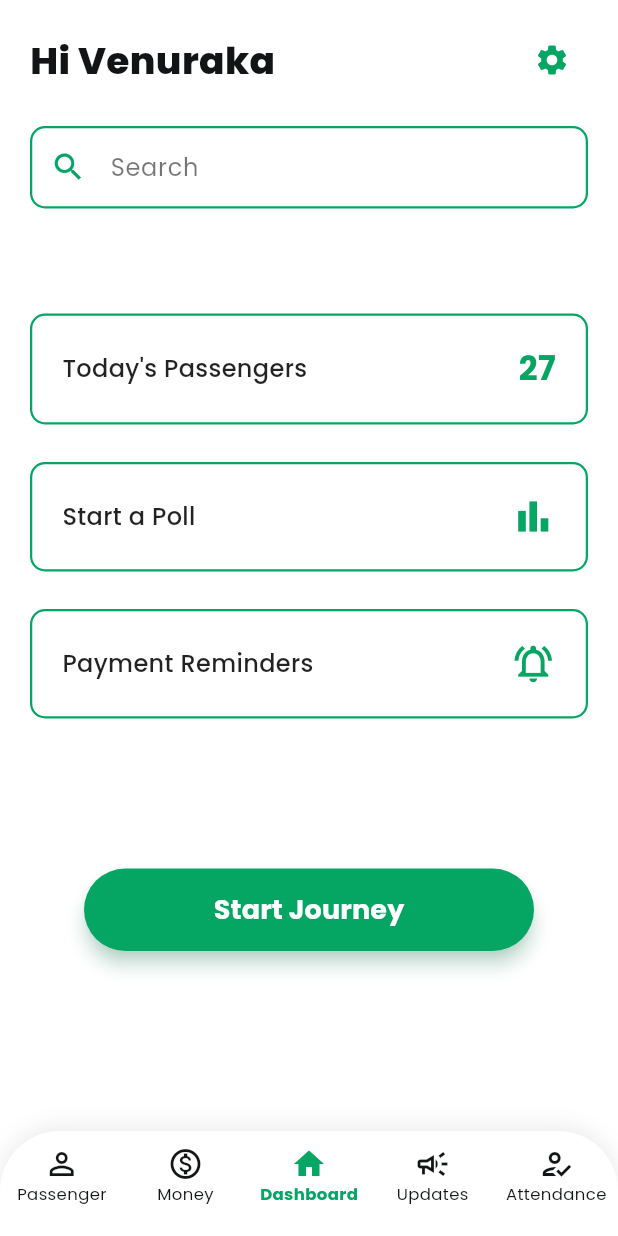
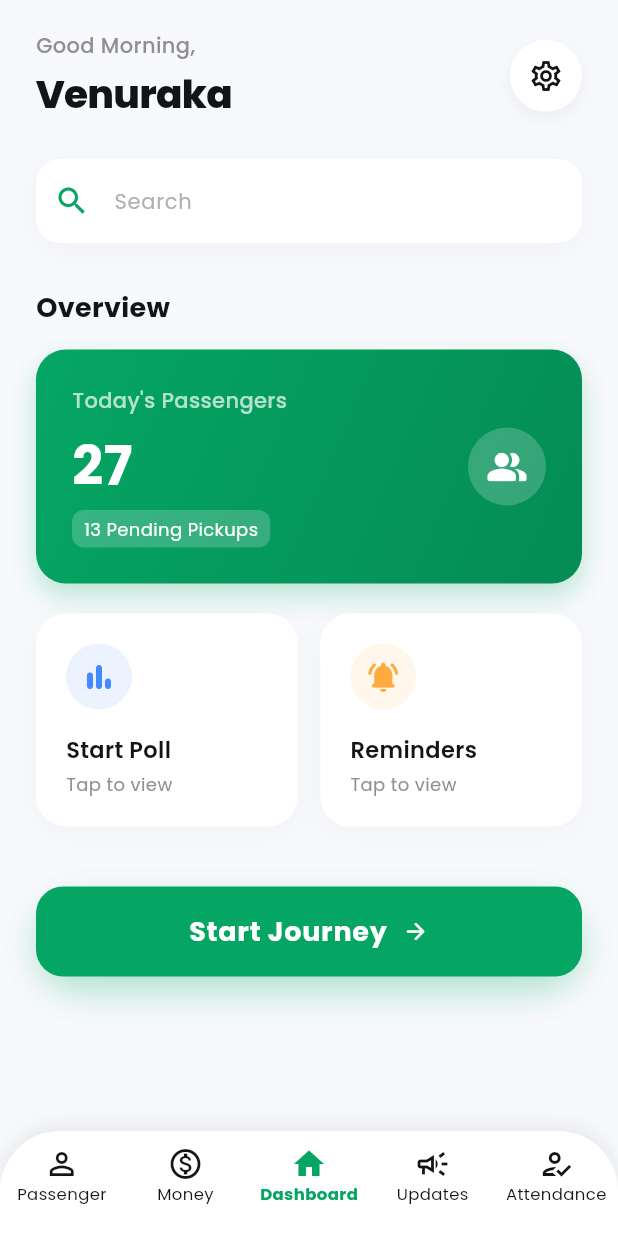
Before and after one commit to venuraka/Travel_pass, a Flutter app: the screen it shows after launch, on a phone screen of 412 x 824 dp. Run offline on Flutter 3.47's test engine with Material 3 defaults, Android fonts, the phone set to English and light mode, and no system bars; our stand-ins replace table_calendar.

Commit message:
updated dashboard

```diff
--- a/project/lib/Screens/Driver/Dashboard.dart
+++ b/project/lib/Screens/Driver/Dashboard.dart
@@ -9,9 +9,10 @@ import 'Settings.dart';
 import 'TodayPassengers.dart';
 import 'Updates.dart';
 
-
 const Color primaryGreen = Color(0xFF05A664);
-const Color textMuted = Color(0xFF121415);
+const Color textDark = Color(0xFF121415);
+const Color textGrey = Color(0xFF909090);
+const Color bgOffWhite = Color(0xFFF8F9FC); // New background color for contrast
 
 class DriverDashboardScreen extends StatefulWidget {
   const DriverDashboardScreen({super.key});
@@ -21,11 +22,12 @@ class DriverDashboardScreen extends StatefulWidget {
 }
 
 class _DriverDashboardScreenState extends State<DriverDashboardScreen> {
-  int _selectedIndex = 2; // default Dashboard
+  int _selectedIndex = 2;
 
   @override
   Widget build(BuildContext context) {
     return Scaffold(
+      backgroundColor: bgOffWhite, // Sets a canvas for the cards to sit on
       body: _getSelectedScreen(),
       bottomNavigationBar: CustomBottomNavBar(
         selectedIndex: _selectedIndex,
@@ -38,53 +40,68 @@ class _DriverDashboardScreenState extends State<DriverDashboardScreen> {
     );
   }
 
-  /// Returns the widget for the currently selected tab
   Widget _getSelectedScreen() {
     switch (_selectedIndex) {
-      case 0:
-        return const PassengerScreen();
-      case 1:
-        return const PaymentDetailsScreen();
-      case 2:
-        return _buildDashboardContent();
-      case 3:
-        return const UpdatesScreen();
-      case 4:
-        return const AttendanceScreen();
-      default:
-        return _buildDashboardContent();
+      case 0: return const PassengerScreen();
+      case 1: return const PaymentDetailsScreen();
+      case 2: return _buildDashboardContent();
+      case 3: return const UpdatesScreen();
+      case 4: return const AttendanceScreen();
+      default: return _buildDashboardContent();
     }
   }
 
-  /// Dashboard content
   Widget _buildDashboardContent() {
     return SafeArea(
       child: SingleChildScrollView(
         child: Padding(
-          padding: const EdgeInsets.symmetric(horizontal: 20.0),
+          padding: const EdgeInsets.symmetric(horizontal: 24.0), // Increased padding for breathing room
           child: Column(
             crossAxisAlignment: CrossAxisAlignment.start,
             children: [
-              // --- Header ---
-              Padding(
-                padding: const EdgeInsets.only(top: 16.0, bottom: 20.0),
-                child: Row(
+              const SizedBox(height: 20),
+
+              // --- Modern Header ---
+              Row(
                 mainAxisAlignment: MainAxisAlignment.spaceBetween,
                 children: [
-                    const Text(
-                      'Hi Venuraka',
+                  Column(
+                    crossAxisAlignment: CrossAxisAlignment.start,
+                    children: [
+                      Text(
+                        'Good Morning,',
                         style: TextStyle(
-                        fontSize: 25,
-                        fontWeight: FontWeight.w800,
-                        color: Color(0xFF121415),
+                          fontSize: 14,
+                          fontWeight: FontWeight.w500,
+                          color: textGrey,
                         ),
                       ),
-                    IconButton(
-                      icon: const Icon(
-                        Icons.settings,
-                        color: primaryGreen,
-                        size: 24,
+                      const SizedBox(height: 4),
+                      const Text(
+                        'Venuraka',
+                        style: TextStyle(
+                          fontSize: 26,
+                          fontWeight: FontWeight.w800,
+                          color: textDark,
+                          letterSpacing: -0.5,
                         ),
+                      ),
+                    ],
+                  ),
+                  Container(
+                    decoration: BoxDecoration(
+                      color: Colors.white,
+                      shape: BoxShape.circle,
+                      boxShadow: [
+                        BoxShadow(
+                          color: Colors.black.withOpacity(0.05),
+                          blurRadius: 10,
+                          offset: const Offset(0, 4),
+                        ),
+                      ],
+                    ),
+                    child: IconButton(
+                      icon: const Icon(Icons.settings_outlined, color: textDark),
                       onPressed: () {
                         Navigator.push(
                           context,
@@ -92,35 +109,55 @@ class _DriverDashboardScreenState extends State<DriverDashboardScreen> {
                         );
                       },
                     ),
+                  ),
                 ],
               ),
-              ),
 
-              // --- Search Bar ---
+              const SizedBox(height: 25),
+
+              // --- Soft Search Bar ---
               Container(
                 decoration: BoxDecoration(
-                  border: Border.all(color: primaryGreen, width: 1.5),
-                  borderRadius: BorderRadius.circular(10.0),
+                  color: Colors.white,
+                  borderRadius: BorderRadius.circular(16.0),
+                  boxShadow: [
+                    BoxShadow(
+                      color: Colors.black.withOpacity(0.03),
+                      blurRadius: 15,
+                      offset: const Offset(0, 5),
+                    ),
+                  ],
                 ),
                 child: const TextField(
                   decoration: InputDecoration(
                     hintText: 'Search',
-                    hintStyle: TextStyle(color: Colors.black54),
+                    hintStyle: TextStyle(color: Color(0xFFB0B0B0), fontSize: 14),
                     prefixIcon: Icon(Icons.search, color: primaryGreen),
                     border: InputBorder.none,
-                    contentPadding: EdgeInsets.symmetric(vertical: 14.0),
+                    contentPadding: EdgeInsets.symmetric(vertical: 16.0),
                   ),
                 ),
               ),
 
-              const SizedBox(height: 70),
+              const SizedBox(height: 30),
 
-              // --- Metric Cards ---
-              _buildMetricCard(
+              // --- Section Title ---
+              const Text(
+                "Overview",
+                style: TextStyle(
+                  fontSize: 18,
+                  fontWeight: FontWeight.bold,
+                  color: textDark,
+                ),
+              ),
+              const SizedBox(height: 15),
+
+              // --- Hero Card (Today's Passengers) ---
+              // This gets special treatment because it's the most important data point
+              _buildHeroCard(
                 title: "Today's Passengers",
                 value: '27',
-                hasBorder: true,
-                isPrimaryColor: true,
+                subtitle: "13 Pending Pickups",
                 onTap: () {
                   Navigator.push(
                     context,
@@ -128,12 +165,18 @@ class _DriverDashboardScreenState extends State<DriverDashboardScreen> {
                   );
                 },
               ),
-              const SizedBox(height: 25),
-              _buildMetricCard(
-                title: "Start a Poll",
-                icon: Icons.bar_chart,
-                hasBorder: true,
-                isPrimaryColor: false,
+
+              const SizedBox(height: 20),
+
+              // --- Action Grid ---
+              // Grouping actions together creates better visual organization
+              Row(
+                children: [
+                  Expanded(
+                    child: _buildActionCard(
+                      title: "Start Poll",
+                      icon: Icons.bar_chart_rounded,
+                      color: Colors.blueAccent,
                       onTap: () {
                         Navigator.push(
                           context,
@@ -141,14 +184,13 @@ class _DriverDashboardScreenState extends State<DriverDashboardScreen> {
                         );
                       },
                     ),
-              const SizedBox(height: 25),
-
-              // UPDATED: Payment Reminders using Metric Card style
-              _buildMetricCard(
-                title: "Payment Reminders",
-                icon: Icons.notifications_active_outlined, // Bell icon matches the context
-                hasBorder: true,
-                isPrimaryColor: false,
+                  ),
+                  const SizedBox(width: 15),
+                  Expanded(
+                    child: _buildActionCard(
+                      title: "Reminders",
+                      icon: Icons.notifications_active_rounded,
+                      color: Colors.orangeAccent,
                       onTap: () {
                         Navigator.push(
                           context,
@@ -156,37 +198,54 @@ class _DriverDashboardScreenState extends State<DriverDashboardScreen> {
                         );
                       },
                     ),
-              const SizedBox(height: 100),
+                  ),
+                ],
+              ),
 
-              // --- Start Journey Button ---
-              Center(
-                child: Padding(
-                  padding: const EdgeInsets.only(bottom: 20.0),
-                  child: SizedBox(
-                    width: 300,
-                    height: 55,
+              const SizedBox(height: 40),
+
+              // --- Floating Start Button ---
+              Container(
+                width: double.infinity,
+                height: 60,
+                decoration: BoxDecoration(
+                  borderRadius: BorderRadius.circular(30),
+                  boxShadow: [
+                    BoxShadow(
+                      color: primaryGreen.withOpacity(0.3),
+                      blurRadius: 20,
+                      offset: const Offset(0, 10),
+                    ),
+                  ],
+                ),
                 child: ElevatedButton(
                   onPressed: () {},
                   style: ElevatedButton.styleFrom(
                     backgroundColor: primaryGreen,
                     foregroundColor: Colors.white,
                     shape: RoundedRectangleBorder(
-                          borderRadius: BorderRadius.circular(30.0),
+                      borderRadius: BorderRadius.circular(18.0),
                     ),
-                        elevation: 5,
-                        shadowColor: primaryGreen.withOpacity(0.5),
+                    elevation: 0, // We used Container shadow for a softer glow
                   ),
-                      child: const Text(
+                  child: Row(
+                    mainAxisAlignment: MainAxisAlignment.center,
+                    children: const [
+                      Text(
                         'Start Journey',
                         style: TextStyle(
                           fontSize: 18,
-                          fontWeight: FontWeight.bold,
+                          fontWeight: FontWeight.w700,
+                          letterSpacing: 0.5,
+                        ),
+                      ),
+                      SizedBox(width: 10),
+                      Icon(Icons.arrow_forward_rounded)
+                    ],
                   ),
                 ),
               ),
-                  ),
-                ),
-              ),
+              const SizedBox(height: 30),
             ],
           ),
         ),
@@ -194,49 +253,136 @@ class _DriverDashboardScreenState extends State<DriverDashboardScreen> {
     );
   }
 
-  /// Metric Card Widget
-  Widget _buildMetricCard({
+  /// A special card for the most important metric
+  Widget _buildHeroCard({
     required String title,
-    String? value,
-    IconData? icon,
-    required bool hasBorder,
-    required bool isPrimaryColor,
+    required String value,
+    required String subtitle,
     VoidCallback? onTap,
   }) {
     return InkWell(
       onTap: onTap,
-      borderRadius: BorderRadius.circular(10.0),
+      borderRadius: BorderRadius.circular(20),
+      child: Container(
+        width: double.infinity,
+        padding: const EdgeInsets.all(24.0),
+        decoration: BoxDecoration(
+          gradient: const LinearGradient(
+            colors: [primaryGreen, Color(0xFF048C54)],
+            begin: Alignment.topLeft,
+            end: Alignment.bottomRight,
+          ),
+          borderRadius: BorderRadius.circular(20.0),
+          boxShadow: [
+            BoxShadow(
+              color: primaryGreen.withOpacity(0.25),
+              blurRadius: 15,
+              offset: const Offset(0, 8),
+            ),
+          ],
+        ),
+        child: Row(
+          mainAxisAlignment: MainAxisAlignment.spaceBetween,
+          children: [
+            Column(
+              crossAxisAlignment: CrossAxisAlignment.start,
+              children: [
+                Text(
+                  title,
+                  style: const TextStyle(
+                    color: Colors.white70,
+                    fontSize: 14,
+                    fontWeight: FontWeight.w500,
+                  ),
+                ),
+                const SizedBox(height: 8),
+                Text(
+                  value,
+                  style: const TextStyle(
+                    color: Colors.white,
+                    fontSize: 36,
+                    fontWeight: FontWeight.bold,
+                  ),
+                ),
+                const SizedBox(height: 4),
+                Container(
+                  padding: const EdgeInsets.symmetric(horizontal: 8, vertical: 4),
+                  decoration: BoxDecoration(
+                    color: Colors.white.withOpacity(0.2),
+                    borderRadius: BorderRadius.circular(8),
+                  ),
+                  child: Text(
+                    subtitle,
+                    style: const TextStyle(color: Colors.white, fontSize: 12),
+                  ),
+                )
+              ],
+            ),
+            Container(
+              padding: const EdgeInsets.all(12),
+              decoration: BoxDecoration(
+                color: Colors.white.withOpacity(0.2),
+                shape: BoxShape.circle,
+              ),
+              child: const Icon(Icons.people_alt_rounded, color: Colors.white, size: 28),
+            ),
+          ],
+        ),
+      ),
+    );
+  }
+
+  /// Smaller square cards for secondary actions
+  Widget _buildActionCard({
+    required String title,
+    required IconData icon,
+    required Color color, // Pass a color to distinguish the icon
+    VoidCallback? onTap,
+  }) {
+    return InkWell(
+      onTap: onTap,
+      borderRadius: BorderRadius.circular(20),
       child: Container(
         padding: const EdgeInsets.all(20.0),
         decoration: BoxDecoration(
           color: Colors.white,
-          borderRadius: BorderRadius.circular(10.0),
-          border: hasBorder
-              ? Border.all(color: primaryGreen, width: 1.5)
-              : null,
+          borderRadius: BorderRadius.circular(20.0),
+          boxShadow: [
+            BoxShadow(
+              color: Colors.grey.withOpacity(0.08),
+              blurRadius: 15,
+              offset: const Offset(0, 5),
             ),
-        child: Row(
-          mainAxisAlignment: MainAxisAlignment.spaceBetween,
+          ],
+        ),
+        child: Column(
+          crossAxisAlignment: CrossAxisAlignment.start,
           children: [
+            Container(
+              padding: const EdgeInsets.all(10),
+              decoration: BoxDecoration(
+                color: color.withOpacity(0.1),
+                shape: BoxShape.circle,
+              ),
+              child: Icon(icon, color: color, size: 24),
+            ),
+            const SizedBox(height: 16),
             Text(
               title,
               style: const TextStyle(
-                fontSize: 16,
-                fontWeight: FontWeight.w500,
-                color: Colors.black87,
+                fontSize: 15,
+                fontWeight: FontWeight.w600,
+                color: textDark,
               ),
             ),
-            if (value != null)
-              Text(
-                value,
+            const SizedBox(height: 4),
+            const Text(
+              "Tap to view",
               style: TextStyle(
-                  fontSize: 22,
-                  fontWeight: FontWeight.bold,
-                  color: isPrimaryColor ? primaryGreen : Colors.black87,
+                fontSize: 12,
+                color: textGrey,
               ),
-              )
-            else if (icon != null)
-              Icon(icon, color: primaryGreen, size: 30),
+            ),
           ],
         ),
       ),
--- a/project/lib/Screens/Driver/Passengers.dart
+++ b/project/lib/Screens/Driver/Passengers.dart
@@ -12,7 +12,7 @@ class PassengerScreen extends StatefulWidget {
 }
 
 class _PassengerScreenState extends State<PassengerScreen> {
-  final Color appGreen = const Color(0xFF00C853);
+  final Color appGreen = const Color(0xFF05A664);
   int _selectedIndex = 0;
 
   // Demo data to replicate the list in the image
--- a/project/lib/Screens/Driver/PaymentDetails.dart
+++ b/project/lib/Screens/Driver/PaymentDetails.dart
@@ -11,7 +11,7 @@ class PaymentDetailsScreen extends StatefulWidget {
 }
 
 class _PaymentDetailsScreenState extends State<PaymentDetailsScreen> {
-  final Color appGreen = const Color(0xFF00C853);
+  final Color appGreen = const Color(0xFF05A664);
 
   List<Map<String, String>> latePayments = [
     {"name": "Vethum Ranasinghe", "place": "Miriswatta"},
--- a/project/lib/Screens/Driver/PaymentReminders.dart
+++ b/project/lib/Screens/Driver/PaymentReminders.dart
@@ -6,7 +6,7 @@ class PaymentRemindersScreen extends StatelessWidget {
 
   @override
   Widget build(BuildContext context) {
-    final Color appGreen = const Color(0xFF00C853);
+    final Color appGreen = const Color(0xFF05A664);
 
     return Scaffold(
       appBar: const CustomAppBar(
```
Lines whose indentation alone changed are shown as unchanged.
